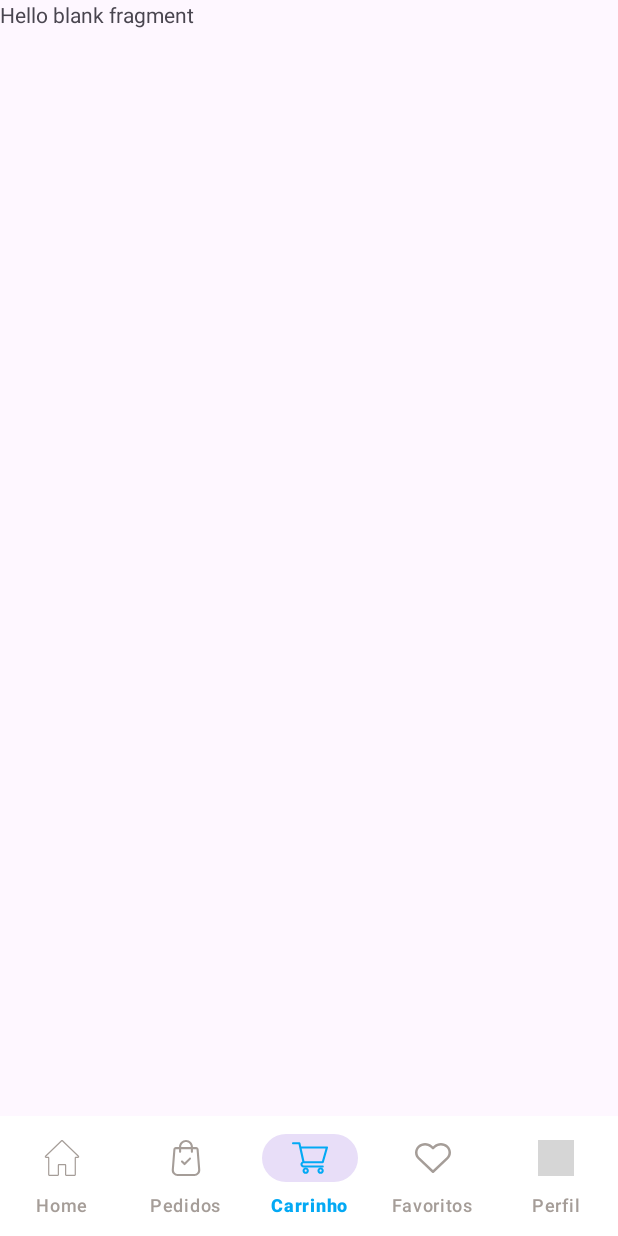
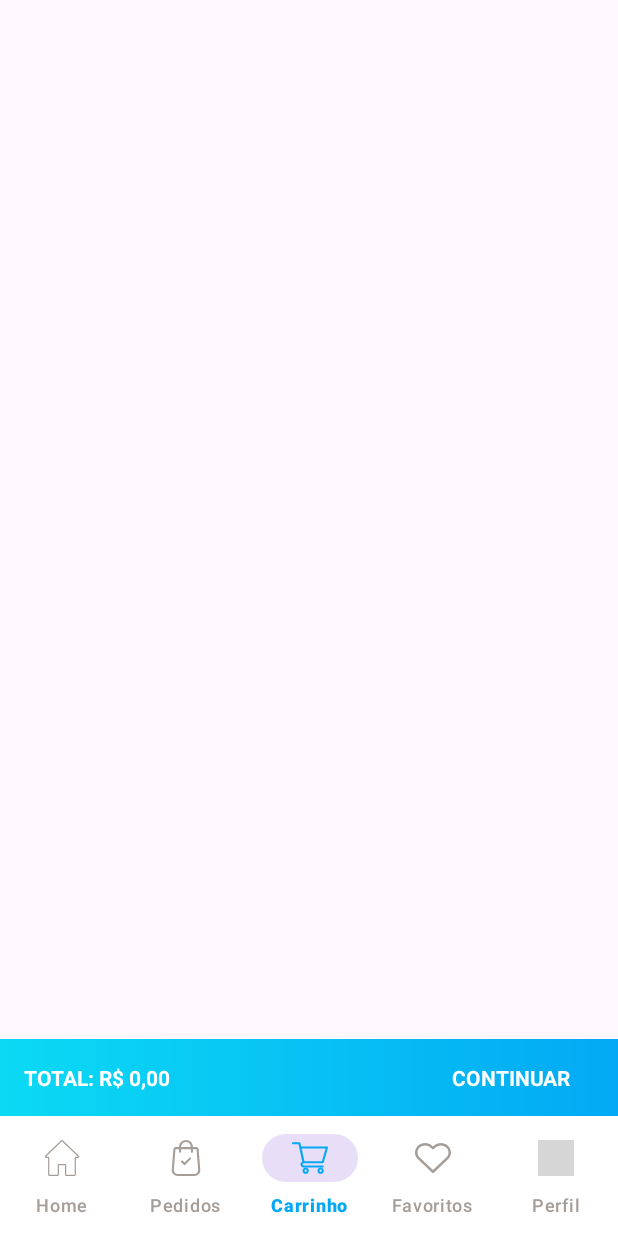
Before and after one commit to LuiZMarques23/ecommerceAPP, an Android app: the UsuarioCarinhoFragment screen opened through its navigation route, on a phone screen of 412 x 824 dp. Run offline under Robolectric (Android 15) with nearby library versions, the light colour scheme and no system bars; our stand-ins replace Firebase (no records; nobody signed in at launch, a user with empty details on screens opened directly), Picasso, navigation-ui; libraries missing offline, so code that uses them is left out: com.like; grey boxes are pictures that could not be loaded.

Commit message:
Projeto ecommerce

```diff
--- a/app/build.gradle
+++ b/app/build.gradle
@@ -42,7 +42,7 @@ dependencies {
     implementation 'androidx.navigation:navigation-fragment:2.6.0'
     implementation 'androidx.navigation:navigation-ui:2.6.0'
     implementation 'androidx.core:core-ktx:1.10.1'
-    implementation 'com.google.firebase:firebase-messaging:23.1.0'
+    implementation 'com.google.firebase:firebase-messaging:23.2.0'
     implementation 'com.google.firebase:firebase-messaging-ktx:23.2.0'
     testImplementation 'junit:junit:4.13.2'
     androidTestImplementation 'androidx.test.ext:junit:1.1.5'
@@ -82,5 +82,8 @@ dependencies {
     implementation 'com.onesignal:OneSignal:[4.0.0, 4.99.99]'
 
 
+    implementation 'com.github.denzcoskun:ImageSlideshow:0.1.2'
+
+
 
 }
--- a/app/src/main/java/com/example/MerceariaPalestraitalia/DAO/ItemPedidoDAO.java
+++ b/app/src/main/java/com/example/MerceariaPalestraitalia/DAO/ItemPedidoDAO.java
@@ -2,10 +2,16 @@ package com.example.MerceariaPalestraitalia.DAO;
 
 import android.content.ContentValues;
 import android.content.Context;
+import android.database.Cursor;
 import android.database.sqlite.SQLiteDatabase;
 import android.util.Log;
 
+import com.example.MerceariaPalestraitalia.model.ImagemUpload;
 import com.example.MerceariaPalestraitalia.model.ItemPedido;
+import com.example.MerceariaPalestraitalia.model.Produto;
+
+import java.util.ArrayList;
+import java.util.List;
 
 public class ItemPedidoDAO {
 
@@ -36,4 +42,63 @@ public class ItemPedidoDAO {
         return true;
 
     }
+    public Produto getProduto(int idProduto){
+        Produto produto = null;
+        List<ImagemUpload> uploadList = new ArrayList<>();
+
+       String sql = " SELECT * FROM " + DBHelper.TB_ITEM + " WHERE id = " + idProduto + ";";
+       Cursor cursor = read.rawQuery(sql, null);
+
+        while (cursor.moveToNext()){
+            int id = cursor.getInt(cursor.getColumnIndexOrThrow("id"));
+            String id_firebase = cursor.getString(cursor.getColumnIndexOrThrow("id_firebase"));
+            String titulo = cursor.getString(cursor.getColumnIndexOrThrow("nome"));
+            double valor = cursor.getDouble(cursor.getColumnIndexOrThrow("valor"));
+            String url_imagem = cursor.getString(cursor.getColumnIndexOrThrow("url_imagem"));
+
+            produto = new Produto();
+            produto.setIdLocal(id);
+            produto.setId(id_firebase);
+            produto.setTitulo(titulo);
+            produto.setValorAtual(valor);
+
+            uploadList.add(new ImagemUpload(0,url_imagem));
+
+            produto.setUrlImagens(uploadList);
+        }
+        cursor.close();
+        return produto;
+    }
+
+    public List<ItemPedido> getList(){
+        List<ItemPedido> itemPedidoList = new ArrayList<>();
+
+        String sql = "SELECT * FROM " + DBHelper.TB_ITEM_PEDIDO + ";";
+        Cursor cursor = read.rawQuery(sql, null);
+
+        while (cursor.moveToNext()){
+            int id = cursor.getInt(cursor.getColumnIndexOrThrow("id"));
+            String id_produto = cursor.getString(cursor.getColumnIndexOrThrow("id_produto"));
+            double valor = cursor.getDouble(cursor.getColumnIndexOrThrow("valor"));
+            int quantidade = cursor.getInt(cursor.getColumnIndexOrThrow("quantidade"));
+
+            ItemPedido itemPedido = new ItemPedido();
+            itemPedido.setId(id);
+            itemPedido.setIdProduto(id_produto);
+            itemPedido.setValor(valor);
+            itemPedido.setQuantidade(quantidade);
+
+            itemPedidoList.add(itemPedido);
+        }
+        cursor.close();
+        return itemPedidoList;
+    }
+
+    public Double getTotalCarinho(){
+        double total = 0;
+        for (ItemPedido itemPedido : getList()){
+            total += itemPedido.getValor();
+        }
+        return total;
+    }
 }
--- a/app/src/main/java/com/example/MerceariaPalestraitalia/activiy/usuario/DetalhesProdutoActivity.java
+++ b/app/src/main/java/com/example/MerceariaPalestraitalia/activiy/usuario/DetalhesProdutoActivity.java
@@ -96,6 +96,8 @@ public class DetalhesProdutoActivity extends AppCompatActivity implements LojaPr
         itemPedido.setIdProduto(produtoSelecionado.getId());
         itemPedido.setQuantidade(1);
         itemPedido.setValor(produtoSelecionado.getValorAtual());
+
+        itemPedidoDAO.salvar(itemPedido);
 
         itemDAO.salvar(produtoSelecionado);
     }
--- /dev/null
+++ b/app/src/main/java/com/example/MerceariaPalestraitalia/adapter/CarrinhoAdapter.java
@@ -0,0 +1,93 @@
+package com.example.MerceariaPalestraitalia.adapter;
+
+import android.content.Context;
+import android.view.LayoutInflater;
+import android.view.View;
+import android.view.ViewGroup;
+import android.widget.ImageButton;
+import android.widget.ImageView;
+import android.widget.TextView;
+
+import androidx.annotation.NonNull;
+import androidx.recyclerview.widget.RecyclerView;
+
+import com.example.MerceariaPalestraitalia.DAO.ItemPedidoDAO;
+import com.example.MerceariaPalestraitalia.R;
+import com.example.MerceariaPalestraitalia.model.ItemPedido;
+import com.example.MerceariaPalestraitalia.model.Produto;
+import com.example.MerceariaPalestraitalia.util.GetMask;
+import com.squareup.picasso.Picasso;
+
+import java.util.List;
+
+public class CarrinhoAdapter extends RecyclerView.Adapter<CarrinhoAdapter.MyViewHolder> {
+
+    private final List<ItemPedido> itemPedidoList;
+    private final ItemPedidoDAO itemPedidoDAO;
+    private final Context context;
+    private final OnClick onClick;
+
+
+    public CarrinhoAdapter(List<ItemPedido> itemPedidoList, ItemPedidoDAO itemPedidoDAO, Context context, OnClick onClick) {
+        this.itemPedidoList = itemPedidoList;
+        this.itemPedidoDAO = itemPedidoDAO;
+        this.context = context;
+        this.onClick = onClick;
+    }
+
+    @NonNull
+    @Override
+    public MyViewHolder onCreateViewHolder(@NonNull ViewGroup parent, int viewType) {
+        View itemView = LayoutInflater.from(parent.getContext()).inflate(R.layout.item_adapter_carrinho, parent, false);
+        return new MyViewHolder(itemView);
+    }
+
+    @Override
+    public void onBindViewHolder(@NonNull MyViewHolder holder, int position) {
+
+        ItemPedido itemPedido = itemPedidoList.get(position);
+        Produto produto = itemPedidoDAO.getProduto(itemPedido.getId());
+
+        holder.textTitulo.setText(produto.getTitulo());
+        holder.textQuantidade.setText(String.valueOf(itemPedido.getQuantidade()));
+        holder.textValor.setText(context.getString(R.string.valor, GetMask.getValor(itemPedido.getValor() * itemPedido.getQuantidade())));
+        Picasso.get().load(produto.getUrlImagens().get(0).getCaminhoImagem()).into(holder.imgProduto);
+
+        holder.itemView.setOnClickListener(v -> onClick.onClickLister(position, "detalhe"));
+        holder.imageRemover.setOnClickListener(v -> onClick.onClickLister(position, "remover"));
+        holder.ibRemover.setOnClickListener(v -> onClick.onClickLister(position, "menos"));
+        holder.ibMais.setOnClickListener(v -> onClick.onClickLister(position, "mais"));
+
+    }
+
+    @Override
+    public int getItemCount() {
+        return itemPedidoList.size();
+    }
+
+    public interface OnClick {
+        public void onClickLister(int position,String opercao);
+    }
+
+    static class MyViewHolder extends RecyclerView.ViewHolder{
+
+        ImageView imgProduto, imageRemover;
+        ImageButton ibRemover, ibMais;
+        TextView textTitulo, textValor, textQuantidade;
+
+        public MyViewHolder(@NonNull View itemView) {
+            super(itemView);
+
+            imgProduto = itemView.findViewById(R.id.imgProduto);
+            imageRemover = itemView.findViewById(R.id.imageRemover);
+
+            ibRemover = itemView.findViewById(R.id.ibRemover);
+            ibMais = itemView.findViewById(R.id.ibMais);
+
+            textTitulo = itemView.findViewById(R.id.textTitulo);
+            textValor = itemView.findViewById(R.id.textValor);
+            textQuantidade = itemView.findViewById(R.id.textQuantidade);
+
+        }
+    }
+}
--- a/app/src/main/java/com/example/MerceariaPalestraitalia/fragment/usuario/UsuarioCarinhoFragment.java
+++ b/app/src/main/java/com/example/MerceariaPalestraitalia/fragment/usuario/UsuarioCarinhoFragment.java
@@ -1,66 +1,76 @@
 package com.example.MerceariaPalestraitalia.fragment.usuario;
 
 import android.os.Bundle;
-
-import androidx.fragment.app.Fragment;
-
 import android.view.LayoutInflater;
 import android.view.View;
 import android.view.ViewGroup;
 
+import androidx.annotation.NonNull;
+import androidx.annotation.Nullable;
+import androidx.fragment.app.Fragment;
+import androidx.recyclerview.widget.LinearLayoutManager;
+
+import com.example.MerceariaPalestraitalia.DAO.ItemDAO;
+import com.example.MerceariaPalestraitalia.DAO.ItemPedidoDAO;
 import com.example.MerceariaPalestraitalia.R;
+import com.example.MerceariaPalestraitalia.adapter.CarrinhoAdapter;
+import com.example.MerceariaPalestraitalia.databinding.FragmentUsuarioCarinhoBinding;
+import com.example.MerceariaPalestraitalia.model.ItemPedido;
+import com.example.MerceariaPalestraitalia.util.GetMask;
 
-/**
- * A simple {@link Fragment} subclass.
- * Use the {@link UsuarioCarinhoFragment#newInstance} factory method to
- * create an instance of this fragment.
- */
-public class UsuarioCarinhoFragment extends Fragment {
+import java.util.ArrayList;
+import java.util.Collections;
+import java.util.List;
 
-    // TODO: Rename parameter arguments, choose names that match
-    // the fragment initialization parameters, e.g. ARG_ITEM_NUMBER
-    private static final String ARG_PARAM1 = "param1";
-    private static final String ARG_PARAM2 = "param2";
+public class UsuarioCarinhoFragment extends Fragment implements CarrinhoAdapter.OnClick {
 
-    // TODO: Rename and change types of parameters
-    private String mParam1;
-    private String mParam2;
+    private FragmentUsuarioCarinhoBinding binding;
+    private List<ItemPedido> itemPedidoList = new ArrayList<>();
+    private CarrinhoAdapter carrinhoAdapter;
+    private ItemDAO itemDAO;
+    private ItemPedidoDAO itemPedidoDAO;
 
-    public UsuarioCarinhoFragment() {
-        // Required empty public constructor
-    }
-
-    /**
-     * Use this factory method to create a new instance of
-     * this fragment using the provided parameters.
-     *
-     * @param param1 Parameter 1.
-     * @param param2 Parameter 2.
-     * @return A new instance of fragment UsuarioCarinhoFragment.
-     */
-    // TODO: Rename and change types and number of parameters
-    public static UsuarioCarinhoFragment newInstance(String param1, String param2) {
-        UsuarioCarinhoFragment fragment = new UsuarioCarinhoFragment();
-        Bundle args = new Bundle();
-        args.putString(ARG_PARAM1, param1);
-        args.putString(ARG_PARAM2, param2);
-        fragment.setArguments(args);
-        return fragment;
+    @Override
+    public View onCreateView(@NonNull LayoutInflater inflater, ViewGroup container,
+                             Bundle savedInstanceState) {
+        binding = FragmentUsuarioCarinhoBinding.inflate(inflater, container, false);
+        return binding.getRoot();
     }
 
     @Override
-    public void onCreate(Bundle savedInstanceState) {
-        super.onCreate(savedInstanceState);
-        if (getArguments() != null) {
-            mParam1 = getArguments().getString(ARG_PARAM1);
-            mParam2 = getArguments().getString(ARG_PARAM2);
-        }
+    public void onViewCreated(@NonNull View view, @Nullable Bundle savedInstanceState) {
+        super.onViewCreated(view, savedInstanceState);
+
+        itemDAO = new ItemDAO(requireContext());
+        itemPedidoDAO = new ItemPedidoDAO(requireContext());
+        itemPedidoList.addAll(itemPedidoDAO.getList());
+
+        configRv();
+    }
+
+    private void configRv(){
+        Collections.reverse(itemPedidoList);
+        binding.rvProdutos.setLayoutManager(new LinearLayoutManager(requireContext()));
+        binding.rvProdutos.setHasFixedSize(true);
+        carrinhoAdapter = new CarrinhoAdapter(itemPedidoList, itemPedidoDAO, requireContext(), this);
+        binding.rvProdutos.setAdapter(carrinhoAdapter);
+
+        configSaldoCarrinho();
+    }
+
+    private void configSaldoCarrinho(){
+        binding.textValor.setText(getString(R.string.valor_total_carrinho, GetMask.getValor(itemPedidoDAO.getTotalCarinho())));
     }
 
     @Override
-    public View onCreateView(LayoutInflater inflater, ViewGroup container,
-                             Bundle savedInstanceState) {
-        // Inflate the layout for this fragment
-        return inflater.inflate(R.layout.fragment_usuario_carinho, container, false);
+    public void onDestroyView() {
+        super.onDestroyView();
+        binding  = null;
+
+    }
+
+    @Override
+    public void onClickLister(int position, String opercao) {
+
     }
 }
--- a/app/src/main/java/com/example/MerceariaPalestraitalia/fragment/usuario/UsuarioHomeFragment.java
+++ b/app/src/main/java/com/example/MerceariaPalestraitalia/fragment/usuario/UsuarioHomeFragment.java
@@ -46,6 +46,9 @@ public class UsuarioHomeFragment extends Fragment implements CategoriaAdapter.on
                              Bundle savedInstanceState) {
         binding = FragmentUsuarioHomeBinding.inflate(inflater, container, false);
         return binding.getRoot();
+
+
+
     }
 
     @Override
@@ -58,6 +61,7 @@ public class UsuarioHomeFragment extends Fragment implements CategoriaAdapter.on
 
         recuperaFavoritos();
 
+
     }
 
     @Override
@@ -65,6 +69,8 @@ public class UsuarioHomeFragment extends Fragment implements CategoriaAdapter.on
         super.onStart();
         recuperaProdutos();
     }
+
+
 
     private void recuperaFavoritos(){
        if (FirebaseHelper.getAutenticado()){
--- /dev/null
+++ b/app/src/main/res/drawable/bg_finalizar.xml
@@ -0,0 +1,9 @@
+<?xml version="1.0" encoding="utf-8"?>
+<shape xmlns:android="http://schemas.android.com/apk/res/android"
+    android:shape="rectangle">
+
+    <gradient
+        android:startColor="#0BDAF4"
+        android:endColor="@color/color_azul"/>
+
+</shape>
--- /dev/null
+++ b/app/src/main/res/drawable/ic_add_cinza.xml
@@ -0,0 +1,4 @@
+<vector android:height="12dp" android:viewportHeight="512"
+    android:viewportWidth="512" android:width="12dp" xmlns:android="http://schemas.android.com/apk/res/android">
+    <path android:fillColor="@color/color_cinza" android:pathData="M492,236H276V20c0,-11.046 -8.954,-20 -20,-20c-11.046,0 -20,8.954 -20,20v216H20c-11.046,0 -20,8.954 -20,20s8.954,20 20,20h216v216c0,11.046 8.954,20 20,20s20,-8.954 20,-20V276h216c11.046,0 20,-8.954 20,-20C512,244.954 503.046,236 492,236z"/>
+</vector>
--- /dev/null
+++ b/app/src/main/res/drawable/ic_delete_borda_cinza.xml
@@ -0,0 +1,4 @@
+<vector android:height="24dp" android:viewportHeight="551.13"
+    android:viewportWidth="551.13" android:width="24dp" xmlns:android="http://schemas.android.com/apk/res/android">
+    <path android:fillColor="@color/color_Vermelho" android:pathData="m516.685,68.891h-137.783v-51.668c0,-9.52 -7.703,-17.223 -17.223,-17.223h-172.228c-9.52,0 -17.223,7.703 -17.223,17.223v51.668h-137.782v34.446h34.446v413.348c0,19.006 15.457,34.446 34.446,34.446h344.456c18.989,0 34.446,-15.44 34.446,-34.446v-413.348h34.446v-34.446zM206.674,34.446h137.783v34.446h-137.783zM447.827,516.685 L447.793,533.908v-17.223h-344.456v-413.348h344.456v413.348z"/>
+</vector>
--- /dev/null
+++ b/app/src/main/res/drawable/ic_menos.xml
@@ -0,0 +1,4 @@
+<vector android:height="12dp" android:viewportHeight="512"
+    android:viewportWidth="512" android:width="12dp" xmlns:android="http://schemas.android.com/apk/res/android">
+    <path android:fillColor="@color/color_cinza" android:pathData="M492,236H20c-11.046,0 -20,8.954 -20,20c0,11.046 8.954,20 20,20h472c11.046,0 20,-8.954 20,-20S503.046,236 492,236z"/>
+</vector>
--- a/app/src/main/res/layout/fragment_loja_config.xml
+++ b/app/src/main/res/layout/fragment_loja_config.xml
@@ -239,7 +239,8 @@
                     <TextView
                         android:layout_width="match_parent"
                         android:layout_height="wrap_content"
-                        android:text="Deslogar da minha conta"/>
+                        android:text="Deslogar da minha conta"
+                        android:textColor="@color/color_Vermelho"/>
 
                 </LinearLayout>
 
--- a/app/src/main/res/layout/fragment_usuario_carinho.xml
+++ b/app/src/main/res/layout/fragment_usuario_carinho.xml
@@ -1,14 +1,58 @@
 <?xml version="1.0" encoding="utf-8"?>
-<FrameLayout xmlns:android="http://schemas.android.com/apk/res/android"
+<androidx.constraintlayout.widget.ConstraintLayout xmlns:android="http://schemas.android.com/apk/res/android"
+    xmlns:app="http://schemas.android.com/apk/res-auto"
     xmlns:tools="http://schemas.android.com/tools"
     android:layout_width="match_parent"
     android:layout_height="match_parent"
     tools:context=".fragment.usuario.UsuarioCarinhoFragment">
 
-    <!-- TODO: Update blank fragment layout -->
-    <TextView
-        android:layout_width="match_parent"
-        android:layout_height="match_parent"
-        android:text="@string/hello_blank_fragment" />
+    <androidx.recyclerview.widget.RecyclerView
+        android:id="@+id/rvProdutos"
+        android:layout_width="0dp"
+        android:layout_height="0dp"
+        app:layout_constraintBottom_toTopOf="@+id/btnAddCarinho"
+        app:layout_constraintEnd_toEndOf="parent"
+        app:layout_constraintStart_toStartOf="parent"
+        app:layout_constraintTop_toTopOf="parent"
+        tools:listitem="@layout/item_adapter_carrinho" />
 
-</FrameLayout>
+    <androidx.constraintlayout.widget.ConstraintLayout
+        android:id="@+id/btnAddCarinho"
+        android:layout_width="0dp"
+        android:layout_height="wrap_content"
+        android:background="@drawable/bg_finalizar"
+        app:layout_constraintBottom_toBottomOf="parent"
+        app:layout_constraintEnd_toEndOf="parent"
+        app:layout_constraintStart_toStartOf="parent">
+
+        <TextView
+            android:layout_width="wrap_content"
+            android:layout_height="wrap_content"
+            android:layout_marginVertical="16dp"
+            android:layout_marginEnd="16dp"
+            android:paddingHorizontal="16dp"
+            android:text="Continuar"
+            android:textAlignment="textEnd"
+            android:textAllCaps="true"
+            android:textColor="@color/white"
+            android:textStyle="bold"
+            app:layout_constraintBottom_toBottomOf="parent"
+            app:layout_constraintEnd_toEndOf="parent"
+            app:layout_constraintTop_toTopOf="parent" />
+
+        <TextView
+            android:id="@+id/textValor"
+            android:layout_width="wrap_content"
+            android:layout_height="wrap_content"
+            android:layout_marginStart="16dp"
+            android:elevation="2dp"
+            android:textColor="@color/white"
+            android:textStyle="bold"
+            app:layout_constraintBottom_toBottomOf="@+id/btnAddCarinho"
+            app:layout_constraintStart_toStartOf="@+id/btnAddCarinho"
+            app:layout_constraintTop_toTopOf="@+id/btnAddCarinho"
+            tools:text="TOTAL: R$ 199,99" />
+
+    </androidx.constraintlayout.widget.ConstraintLayout>
+
+</androidx.constraintlayout.widget.ConstraintLayout>
--- a/app/src/main/res/values/colors.xml
+++ b/app/src/main/res/values/colors.xml
@@ -7,5 +7,6 @@
     <color name="colorIconeOnBnv">#03A9F4</color>
     <color name="colorIconeOffBnv">#A59D98</color>
     <color name="color_delete">#F40909</color>
+    <color name="color_Vermelho">#F40909</color>
 
 </resources>
--- a/app/src/main/res/values/strings.xml
+++ b/app/src/main/res/values/strings.xml
@@ -4,4 +4,5 @@
     <string name="hello_blank_fragment">Hello blank fragment</string>
     <string name="valor_off">-%1$d%2$s</string>
     <string name="valor">R$ %1$s</string>
+    <string name="valor_total_carrinho">TOTAL: R$ %1$s</string>
 </resources>
```
Also changed, not shown: app/src/main/java/com/example/MerceariaPalestraitalia/DAO/DBHelper.java (+16 -19 lines), app/src/main/res/layout/item_adapter_carrinho.xml (added, +118 -0 lines).
